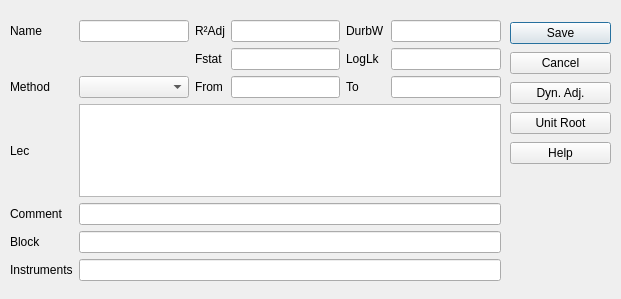
plan-be/iode, file gui/iode_objs/edit/edit_equation.ui: the form before one commit.
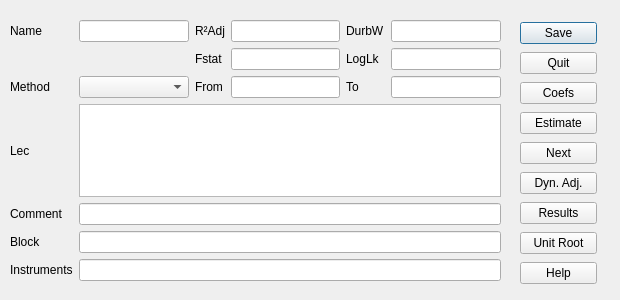
The form after the commit. Custom widgets are drawn as their Qt base class.

Commit message: GUI: added slots to QIodeEditEquation: - display_coefs() - estimate() - next() - dynamic_adjustment() - results() - unit_root()

```diff
--- a/gui/iode_objs/edit/edit_equation.ui
+++ b/gui/iode_objs/edit/edit_equation.ui
@@ -9,8 +9,8 @@
    <rect>
     <x>0</x>
     <y>0</y>
-    <width>621</width>
-    <height>299</height>
+    <width>620</width>
+    <height>300</height>
    </rect>
   </property>
   <property name="windowTitle">
@@ -204,13 +204,13 @@
     </item>
    </layout>
   </widget>
-  <widget class="QWidget" name="verticalLayoutWidget">
+  <widget class="QWidget" name="layoutWidget">
    <property name="geometry">
     <rect>
-     <x>510</x>
+     <x>520</x>
      <y>20</y>
-     <width>101</width>
-     <height>151</height>
+     <width>77</width>
+     <height>266</height>
     </rect>
    </property>
    <layout class="QVBoxLayout" name="verticalLayout">
@@ -227,7 +227,7 @@
     <item>
      <widget class="QPushButton" name="pushButton_cancel">
       <property name="text">
-       <string>Cancel</string>
+       <string>Quit</string>
       </property>
       <property name="shortcut">
        <string>Esc</string>
@@ -235,7 +235,37 @@
      </widget>
     </item>
     <item>
-     <widget class="QPushButton" name="pushButton_dyn_adj">
+     <widget class="QPushButton" name="pushButton_coefs">
+      <property name="text">
+       <string>Coefs</string>
+      </property>
+      <property name="shortcut">
+       <string>F4</string>
+      </property>
+     </widget>
+    </item>
+    <item>
+     <widget class="QPushButton" name="pushButton_estimate">
+      <property name="text">
+       <string>Estimate</string>
+      </property>
+      <property name="shortcut">
+       <string>F5</string>
+      </property>
+     </widget>
+    </item>
+    <item>
+     <widget class="QPushButton" name="pushButton_next">
+      <property name="text">
+       <string>Next</string>
+      </property>
+      <property name="shortcut">
+       <string>F6</string>
+      </property>
+     </widget>
+    </item>
+    <item>
+     <widget class="QPushButton" name="pushButton_dynamic_adjustment">
       <property name="text">
        <string>Dyn. Adj.</string>
       </property>
@@ -244,6 +274,16 @@
       </property>
      </widget>
     </item>
+    <item>
+     <widget class="QPushButton" name="pushButton_results">
+      <property name="text">
+       <string>Results</string>
+      </property>
+      <property name="shortcut">
+       <string>F8</string>
+      </property>
+     </widget>
+    </item>
     <item>
      <widget class="QPushButton" name="pushButton_unit_root">
       <property name="text">
```
Left out of the diff: 148 changed lines with no effect on the pictures. The commit also changes 3 other files.
